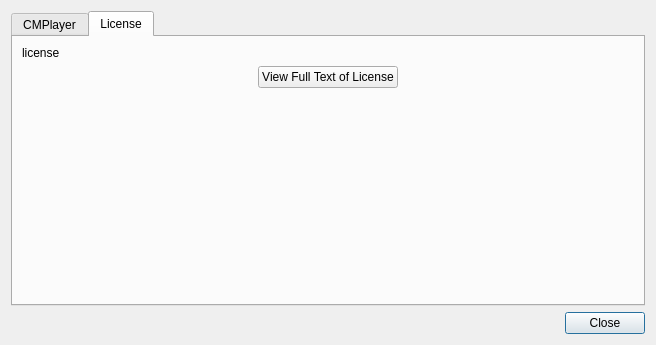
This is src/cmplayer/ui/aboutdialog.ui in bylee20/bomi as Qt 5 draws it before an edit. The edited form follows.
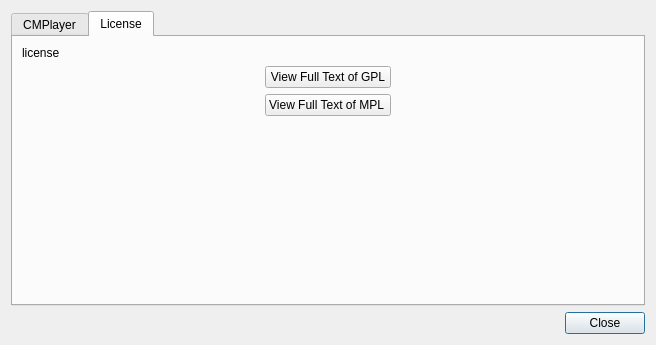
This is the edited form. The open tabs and pages were chosen to show the change. Icons and pictures are not drawn.

Commit message: * add MPL full text in about dialog * add VLC version information

```diff
--- a/src/cmplayer/ui/aboutdialog.ui
+++ b/src/cmplayer/ui/aboutdialog.ui
@@ -164,7 +164,7 @@
       <attribute name="title">
        <string>License</string>
       </attribute>
-      <layout class="QVBoxLayout" name="verticalLayout_3">
+      <layout class="QVBoxLayout" name="verticalLayout_5">
        <item>
         <widget class="QLabel" name="license">
          <property name="text">
@@ -176,7 +176,7 @@
         </widget>
        </item>
        <item>
-        <layout class="QHBoxLayout" name="horizontalLayout_3">
+        <layout class="QHBoxLayout" name="horizontalLayout">
          <item>
           <spacer name="horizontalSpacer_2">
            <property name="orientation">
@@ -191,14 +191,28 @@
           </spacer>
          </item>
          <item>
-          <widget class="QPushButton" name="view_license">
+          <layout class="QVBoxLayout" name="verticalLayout_3">
+           <item>
+            <widget class="QPushButton" name="view_gpl">
            <property name="text">
-            <string>View Full Text of License</string>
+              <string>View Full Text of GPL</string>
            </property>
            <property name="autoDefault">
             <bool>false</bool>
            </property>
           </widget>
+           </item>
+           <item>
+            <widget class="QPushButton" name="view_mpl">
+             <property name="text">
+              <string>View Full Text of MPL </string>
+             </property>
+             <property name="autoDefault">
+              <bool>false</bool>
+             </property>
+            </widget>
+           </item>
+          </layout>
          </item>
          <item>
           <spacer name="horizontalSpacer_3">
```
Left out of the diff: 6 changed lines with no effect on the pictures. Lines whose indentation alone changed are shown as unchanged. The commit also changes 4 other files.
